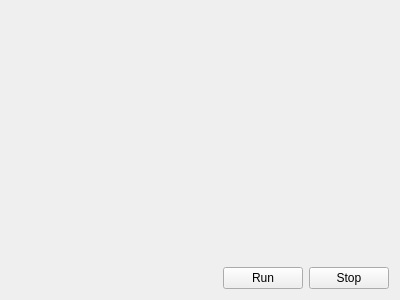
This is src/launcher/MainForm.ui in enree/shakespear as Qt 5 draws it before an edit. The edited form follows.
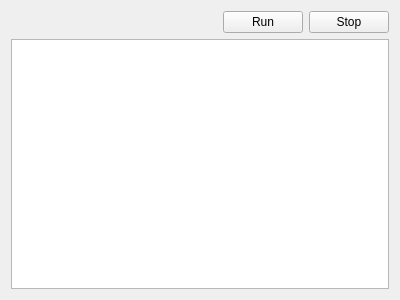
This is the edited form.

```diff
--- a/src/launcher/MainForm.ui
+++ b/src/launcher/MainForm.ui
@@ -14,19 +14,6 @@
    <string>Form</string>
   </property>
   <layout class="QVBoxLayout" name="verticalLayout">
-   <item>
-    <spacer name="verticalSpacer">
-     <property name="orientation">
-      <enum>Qt::Vertical</enum>
-     </property>
-     <property name="sizeHint" stdset="0">
-      <size>
-       <width>20</width>
-       <height>242</height>
-      </size>
-     </property>
-    </spacer>
-   </item>
    <item>
     <layout class="QHBoxLayout" name="horizontalLayout">
      <item>
@@ -58,6 +45,9 @@
      </item>
     </layout>
    </item>
+   <item>
+    <widget class="QTextBrowser" name="log"/>
+   </item>
   </layout>
  </widget>
  <resources/>
```
